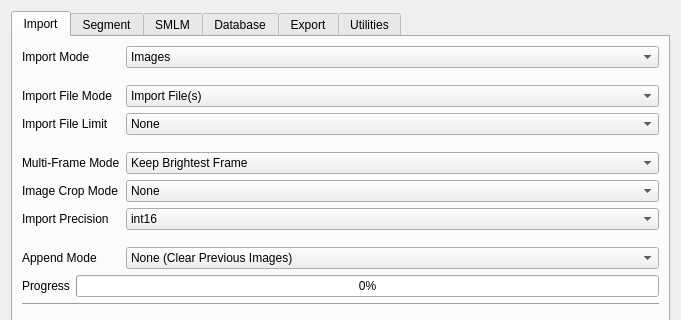
Above: src/napari_bacseg/GUI/gui.ui from piedrro/napari-bacseg before the change; both pictures show x 0 to 681 and y 0 to 320 of the 681 by 769 pixel window. Below: the same form after it.
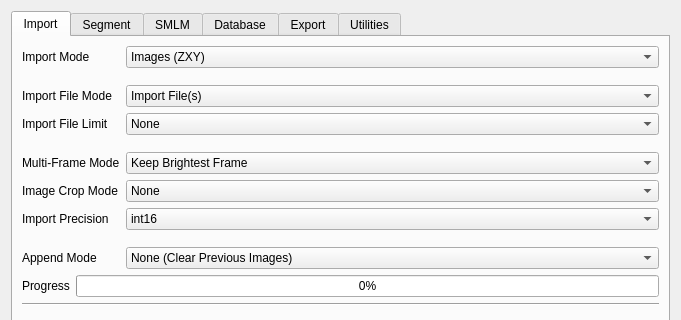
That is the form after the change. The open tabs and pages were chosen to show the change.

Commit message: added multi channel image import

Diff of the .ui file:
```diff
--- a/src/napari_bacseg/GUI/gui.ui
+++ b/src/napari_bacseg/GUI/gui.ui
@@ -233,7 +233,12 @@
           <widget class="QComboBox" name="import_mode">
            <item>
             <property name="text">
-             <string>Images</string>
+             <string>Images (ZXY)</string>
+            </property>
+           </item>
+           <item>
+            <property name="text">
+             <string>Images (ZCXY)</string>
             </property>
            </item>
            <item>
```
Left out of the diff: 4 changed lines with no effect on the pictures. The commit also changes 7 other files.
